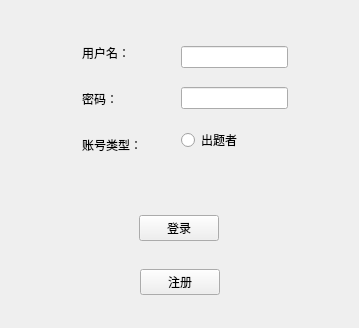
The window that widget.ui (Euler-lne/Word_Elimination) describes before a commit, drawn with Qt 5.
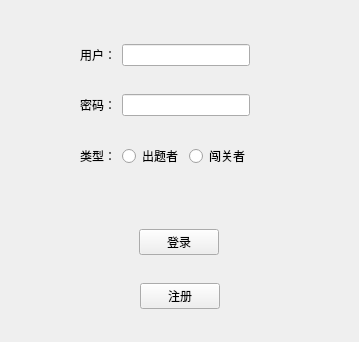
The same window after the commit.

```diff
--- a/widget.ui
+++ b/widget.ui
@@ -55,16 +55,22 @@
             <item>
              <widget class="QLabel" name="labelAccount">
               <property name="text">
-               <string>用户名：</string>
+               <string>用户：</string>
               </property>
              </widget>
             </item>
+            <item>
+             <widget class="QLineEdit" name="account"/>
+            </item>
            </layout>
           </widget>
          </item>
          <item>
           <widget class="QWidget" name="widget_2" native="true">
            <layout class="QHBoxLayout" name="horizontalLayout_3">
+            <property name="sizeConstraint">
+             <enum>QLayout::SetDefaultConstraint</enum>
+            </property>
             <item>
              <widget class="QLabel" name="labelPassword">
               <property name="text">
@@ -72,6 +78,9 @@
               </property>
              </widget>
             </item>
+            <item>
+             <widget class="QLineEdit" name="password"/>
+            </item>
            </layout>
           </widget>
          </item>
@@ -81,7 +90,21 @@
             <item>
              <widget class="QLabel" name="labelType">
               <property name="text">
-               <string>账号类型：</string>
+               <string>类型：</string>
+              </property>
+             </widget>
+            </item>
+            <item>
+             <widget class="QRadioButton" name="isQuestionMaker">
+              <property name="text">
+               <string>出题者</string>
+              </property>
+             </widget>
+            </item>
+            <item>
+             <widget class="QRadioButton" name="radioButton">
+              <property name="text">
+               <string>闯关者</string>
               </property>
              </widget>
             </item>
@@ -93,21 +116,7 @@
       </item>
       <item>
        <widget class="QWidget" name="widget_5" native="true">
-        <layout class="QVBoxLayout" name="verticalLayout_2">
-         <item>
-          <widget class="QLineEdit" name="account"/>
-         </item>
-         <item>
-          <widget class="QLineEdit" name="password"/>
-         </item>
-         <item>
-          <widget class="QRadioButton" name="isQuestionMaker">
-           <property name="text">
-            <string>出题者</string>
-           </property>
-          </widget>
-         </item>
-        </layout>
+        <layout class="QVBoxLayout" name="verticalLayout_2"/>
        </widget>
       </item>
       <item>
```
Left out of the diff: 11 changed lines with no effect on the pictures.
